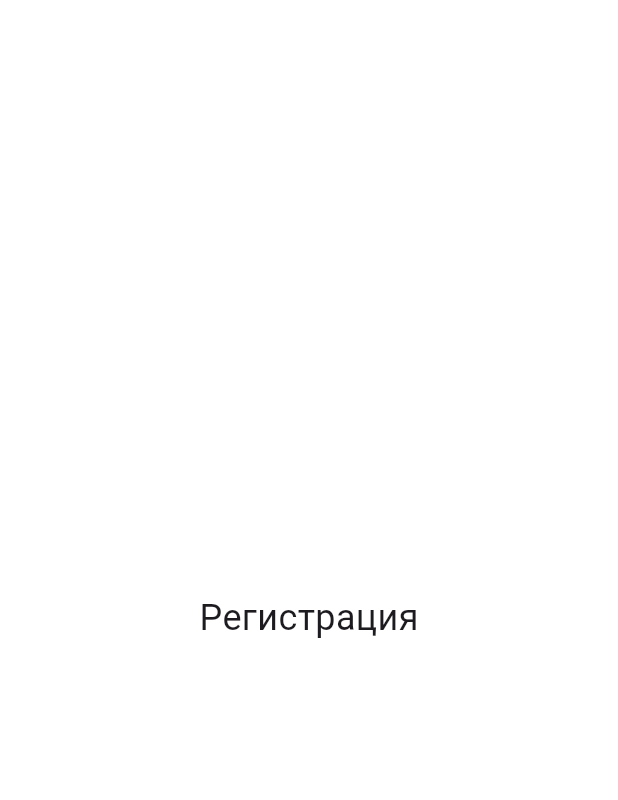
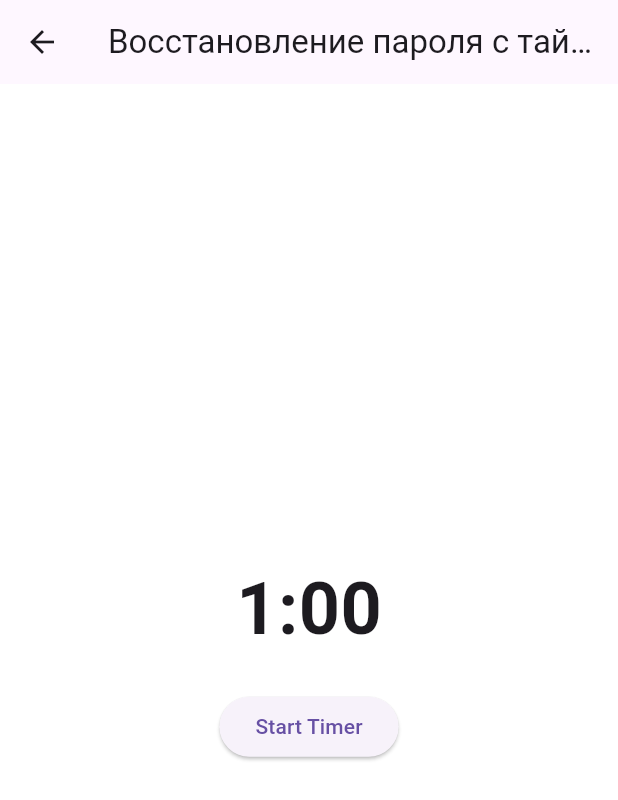
Before and after one commit to warja256/PawPick, a Flutter app: the AuthScreen screen opened directly, after a tap on "Забыли пароль?", on a phone screen of 412 x 824 dp. Shown: the top 800 px of the screen. Run offline on Flutter 3.47's test engine with Material 3 defaults, Android fonts, the phone set to English and light mode, and no system bars.

Commit message:
Добавлен пустой экран восстановления пароля с таймером

```diff
--- /dev/null
+++ b/lib/auth/change_password.dart
@@ -0,0 +1,68 @@
+import 'package:flutter/material.dart';
+import 'dart:async';
+
+class ChangePasswordScreen extends StatefulWidget {
+  const ChangePasswordScreen({super.key});
+
+  @override
+  State<ChangePasswordScreen> createState() => _ChangePasswordScreenState();
+}
+
+class _ChangePasswordScreenState extends State<ChangePasswordScreen> {
+  int _start = 60; // Начальное значение таймера в секундах
+  late Timer _timer;
+  bool _isRunning = false;
+
+  void startTimer() {
+    _isRunning = true;
+    _timer = Timer.periodic(Duration(seconds: 1), (timer) {
+      if (_start < 1) {
+        setState(() {
+          _timer.cancel();
+          _isRunning = false;
+        });
+      } else {
+        setState(() {
+          _start--;
+        });
+      }
+    });
+  }
+
+  @override
+  void dispose() {
+    _timer.cancel();
+    super.dispose();
+  }
+
+  String formatTime(int seconds) {
+    int minutes = (seconds / 60).truncate();
+    int remainingSeconds = seconds % 60;
+    return '$minutes:${remainingSeconds.toString().padLeft(2, '0')}';
+  }
+
+  @override
+  Widget build(BuildContext context) {
+    return Scaffold(
+      appBar: AppBar(
+        title: Text('Восстановление пароля с таймером'),
+      ),
+      body: Center(
+        child: Column(
+          mainAxisAlignment: MainAxisAlignment.center,
+          children: [
+            Text(
+              formatTime(_start),
+              style: TextStyle(fontSize: 48, fontWeight: FontWeight.bold),
+            ),
+            SizedBox(height: 20),
+            ElevatedButton(
+              onPressed: _isRunning ? null : startTimer,
+              child: Text('Start Timer'),
+            ),
+          ],
+        ),
+      ),
+    );
+  }
+}
--- a/lib/auth/sign_in.dart
+++ b/lib/auth/sign_in.dart
@@ -1,6 +1,7 @@
 import 'package:flutter/material.dart';
 import '../registration/registration_1.dart';
 import 'package:paw_pick/filters/filters.dart';
+import 'package:paw_pick/auth/change_password.dart';
 
 //добавить проверку полей
 //добавить валидацию неправильных данных
@@ -132,7 +133,7 @@ class AuthScreen extends StatelessWidget {
                     onPressed: () {
                       Navigator.push(
                         context,
-                        MaterialPageRoute(builder: (context) => const RegistrationScreen()),//переход на страницу восстановления
+                        MaterialPageRoute(builder: (context) => const ChangePasswordScreen()),
                       );
                     },
                     child: Text(
--- a/lib/main.dart
+++ b/lib/main.dart
@@ -1,5 +1,6 @@
 import 'package:flutter/material.dart';
 import 'package:paw_pick/onboarding/onboarding.dart';
+import 'package:paw_pick/registration/registration_1.dart';
 import 'auth/sign_in.dart';
 import 'theme/theme.dart';
 import 'filters/filters.dart';
@@ -15,7 +16,7 @@ class MyApp extends StatelessWidget {
   Widget build(BuildContext context) {
     return MaterialApp(
       debugShowCheckedModeBanner: false,
-      home: const FirstLaunchScreen(),
+      home: const Filters(),
       theme: AppTheme.lightTheme,
     );
   }
```
